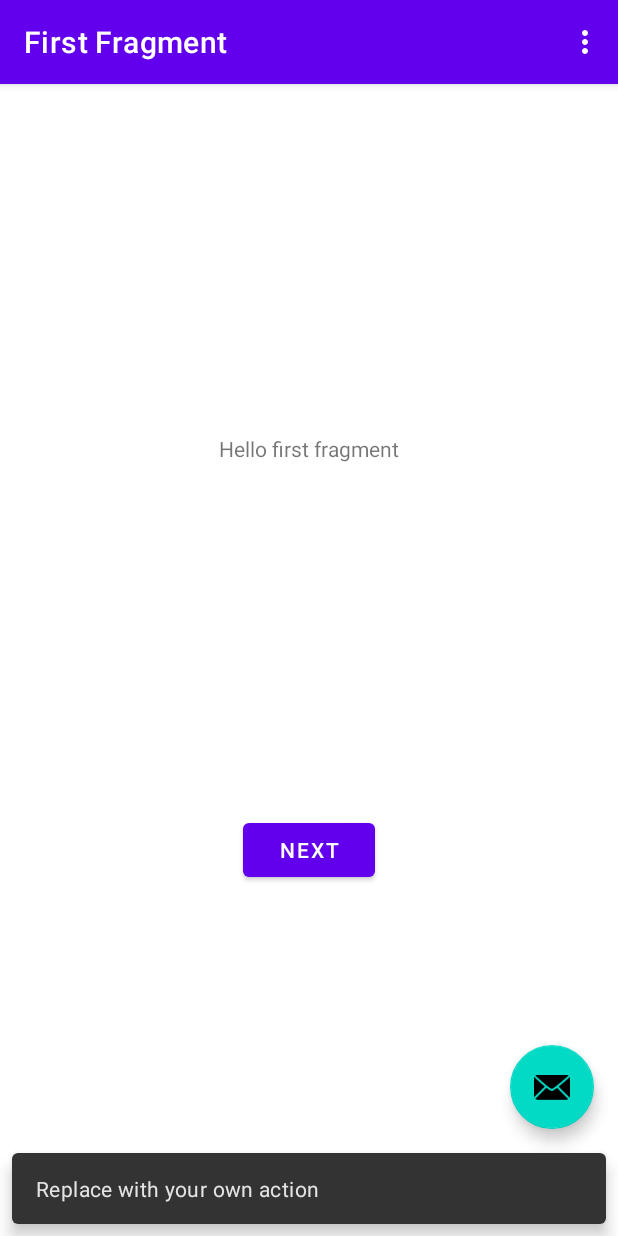
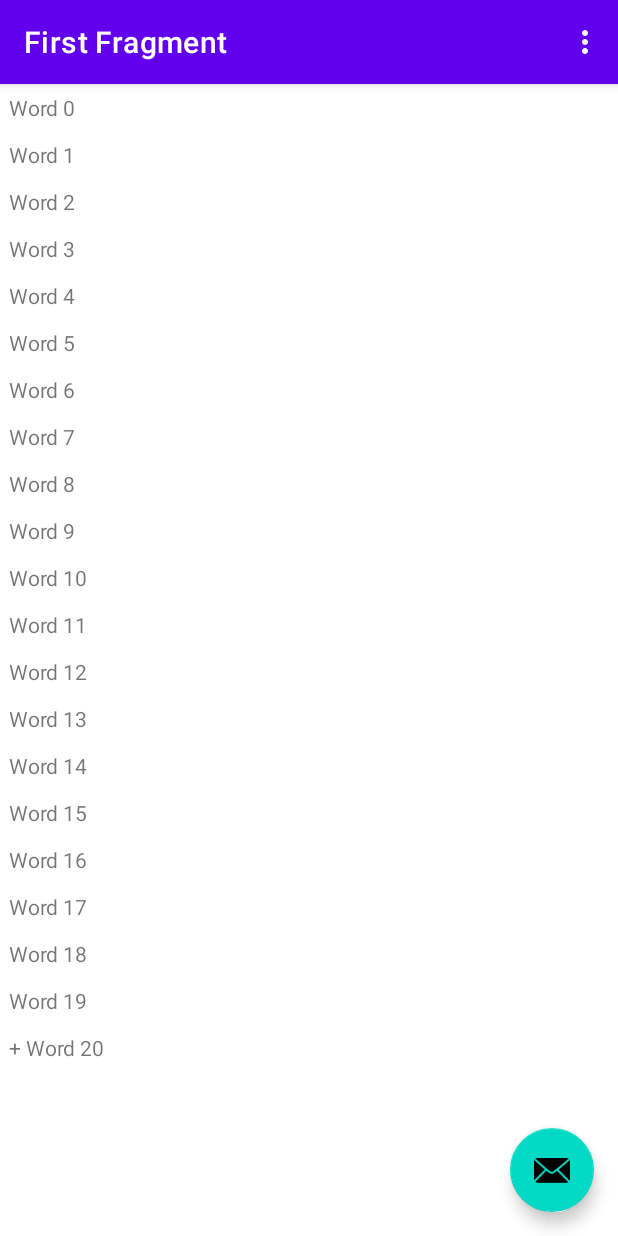
Before and after one commit to Treyregruth/TreyRegruthRecyclerViews, an Android app: the screen it shows after launch (MainActivity), after a tap on an icon or button, on a phone screen of 412 x 824 dp. Run offline under Robolectric (Android 15) with nearby library versions, the phone set to English and light mode, and no system bars; our stand-ins replace navigation-ui.

Commit message:
Finished the first part of the code

```diff
--- a/app/src/main/java/com/nkujosephregruth/recyclerview/MainActivity.java
+++ b/app/src/main/java/com/nkujosephregruth/recyclerview/MainActivity.java
@@ -12,16 +12,21 @@ import androidx.navigation.NavController;
 import androidx.navigation.Navigation;
 import androidx.navigation.ui.AppBarConfiguration;
 import androidx.navigation.ui.NavigationUI;
+import androidx.recyclerview.widget.LinearLayoutManager;
+import androidx.recyclerview.widget.RecyclerView;
 
 import com.nkujosephregruth.recyclerview.databinding.ActivityMainBinding;
 
 import android.view.Menu;
 import android.view.MenuItem;
 
+import java.util.LinkedList;
+
 public class MainActivity extends AppCompatActivity {
 
     private AppBarConfiguration appBarConfiguration;
     private ActivityMainBinding binding;
+    private final LinkedList<String> mWordList = new LinkedList<>();
 
     @Override
     protected void onCreate(Bundle savedInstanceState) {
@@ -36,11 +41,22 @@ public class MainActivity extends AppCompatActivity {
         appBarConfiguration = new AppBarConfiguration.Builder(navController.getGraph()).build();
         NavigationUI.setupActionBarWithNavController(this, navController, appBarConfiguration);
 
+        for(int i = 0; i < 20; i++) {
+            mWordList.addLast("Word " + i);
+        }
+
+        RecyclerView mRecyclerView = findViewById(R.id.recyclerview);
+        WordListAdapter mAdapter = new WordListAdapter(this, mWordList);
+        mRecyclerView.setAdapter(mAdapter);
+        mRecyclerView.setLayoutManager(new LinearLayoutManager(this));
+
         binding.fab.setOnClickListener(new View.OnClickListener() {
             @Override
             public void onClick(View view) {
-                Snackbar.make(view, "Replace with your own action", Snackbar.LENGTH_LONG)
-                        .setAction("Action", null).show();
+                int wordListSize = mWordList.size();
+                mWordList.addLast("+ Word " + wordListSize);
+                mRecyclerView.getAdapter().notifyItemInserted(wordListSize);
+                mRecyclerView.smoothScrollToPosition(wordListSize);
             }
         });
     }
--- /dev/null
+++ b/app/src/main/java/com/nkujosephregruth/recyclerview/WordListAdapter.java
@@ -0,0 +1,62 @@
+package com.nkujosephregruth.recyclerview;
+
+import android.annotation.SuppressLint;
+import android.content.Context;
+import android.view.LayoutInflater;
+import android.view.View;
+import android.view.ViewGroup;
+import android.widget.TextView;
+
+import androidx.annotation.NonNull;
+import androidx.recyclerview.widget.RecyclerView;
+
+import java.util.LinkedList;
+
+public class WordListAdapter extends RecyclerView.Adapter<WordListAdapter.WordViewHolder>{
+    private final LinkedList<String> mWordList;
+    private LayoutInflater mInflater;
+
+    public WordListAdapter(Context context, LinkedList<String> wordList) {
+        mInflater = LayoutInflater.from(context);
+        this.mWordList = wordList;
+    }
+
+    @NonNull
+    @Override
+    public WordListAdapter.WordViewHolder onCreateViewHolder(@NonNull ViewGroup parent, int viewType) {
+        View mItemView = mInflater.inflate(R.layout.wordlist_item, parent, false);
+        return new WordViewHolder(mItemView, this);
+    }
+
+    @Override
+    public void onBindViewHolder(@NonNull WordListAdapter.WordViewHolder holder, int position) {
+        String mCurrent = mWordList.get(position);
+        holder.wordItemView.setText(mCurrent);
+    }
+
+    @Override
+    public int getItemCount() {
+        return mWordList.size();
+    }
+
+    class WordViewHolder extends RecyclerView.ViewHolder implements View.OnClickListener{
+        public final TextView wordItemView;
+        final WordListAdapter mAdapter;
+
+        public WordViewHolder(View itemView, WordListAdapter adapter) {
+            super(itemView);
+            wordItemView = itemView.findViewById(R.id.word);
+            this.mAdapter = adapter;
+            itemView.setOnClickListener(this);
+        }
+
+        @SuppressLint("NotifyDataSetChanged")
+        @Override
+        public void onClick(View view) {
+            int mPosition = getLayoutPosition();
+            String element = mWordList.get(mPosition);
+            mWordList.set(mPosition, "Clicked! " + element);
+            mAdapter.notifyDataSetChanged();
+        }
+    }
+}
--- /dev/null
+++ b/app/src/main/res/drawable-anydpi/ic_add_for_fab.xml
@@ -0,0 +1,11 @@
+<vector xmlns:android="http://schemas.android.com/apk/res/android"
+    android:width="24dp"
+    android:height="24dp"
+    android:viewportWidth="24"
+    android:viewportHeight="24"
+    android:tint="#FFFFFF"
+    android:alpha="0.8">
+  <path
+      android:fillColor="@android:color/white"
+      android:pathData="M19,13h-6v6h-2v-6H5v-2h6V5h2v6h6v2z"/>
+</vector>
--- a/app/src/main/res/layout/content_main.xml
+++ b/app/src/main/res/layout/content_main.xml
@@ -1,6 +1,7 @@
 <?xml version="1.0" encoding="utf-8"?>
 <androidx.constraintlayout.widget.ConstraintLayout xmlns:android="http://schemas.android.com/apk/res/android"
     xmlns:app="http://schemas.android.com/apk/res-auto"
+    xmlns:tools="http://schemas.android.com/tools"
     android:layout_width="match_parent"
     android:layout_height="match_parent"
     app:layout_behavior="@string/appbar_scrolling_view_behavior">
@@ -11,9 +12,12 @@
         android:layout_width="0dp"
         android:layout_height="0dp"
         app:defaultNavHost="true"
-        app:layout_constraintBottom_toBottomOf="parent"
-        app:layout_constraintLeft_toLeftOf="parent"
-        app:layout_constraintRight_toRightOf="parent"
-        app:layout_constraintTop_toTopOf="parent"
-        app:navGraph="@navigation/nav_graph" />
+        app:navGraph="@navigation/nav_graph"
+        tools:ignore="MissingConstraints" />
+
+    <androidx.recyclerview.widget.RecyclerView
+        android:layout_width="match_parent"
+        android:layout_height="match_parent"
+        android:id="@+id/recyclerview">
+    </androidx.recyclerview.widget.RecyclerView>
 </androidx.constraintlayout.widget.ConstraintLayout>
--- /dev/null
+++ b/app/src/main/res/layout/wordlist_item.xml
@@ -0,0 +1,14 @@
+<?xml version="1.0" encoding="utf-8"?>
+<LinearLayout xmlns:android="http://schemas.android.com/apk/res/android"
+    android:layout_width="match_parent"
+    android:layout_height="wrap_content"
+    android:orientation="vertical"
+    android:padding="6dp">
+
+    <TextView
+        android:id="@+id/word"
+        style="@style/word_title"
+        android:layout_width="match_parent"
+        android:layout_height="match_parent"/>
+
+</LinearLayout>
--- /dev/null
+++ b/app/src/main/res/values/styles.xml
@@ -0,0 +1,5 @@
+<?xml version="1.0" encoding="utf-8"?>
+<resources>
+
+    <style name="word_title"></style>
+</resources>
```
Also changed, not shown: app/src/main/res/drawable-hdpi/ic_add_for_fab.png (added), app/src/main/res/drawable-mdpi/ic_add_for_fab.png (added), app/src/main/res/drawable-xhdpi/ic_add_for_fab.png (added), app/src/main/res/drawable-xxhdpi/ic_add_for_fab.png (added), 3 other files.
